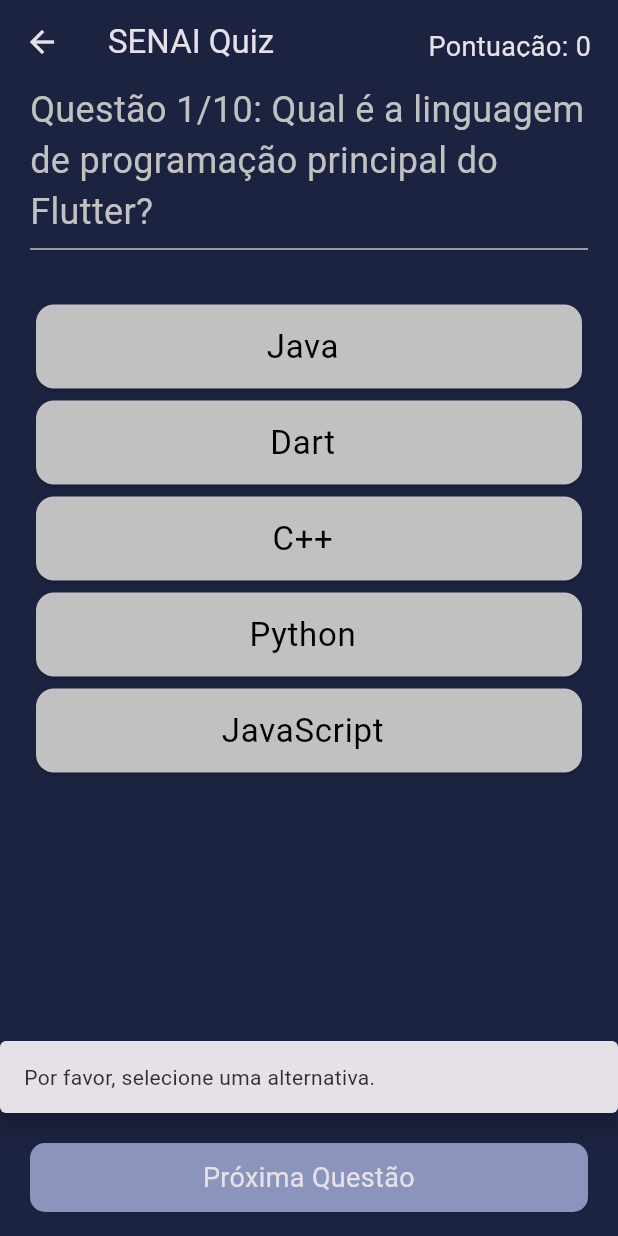
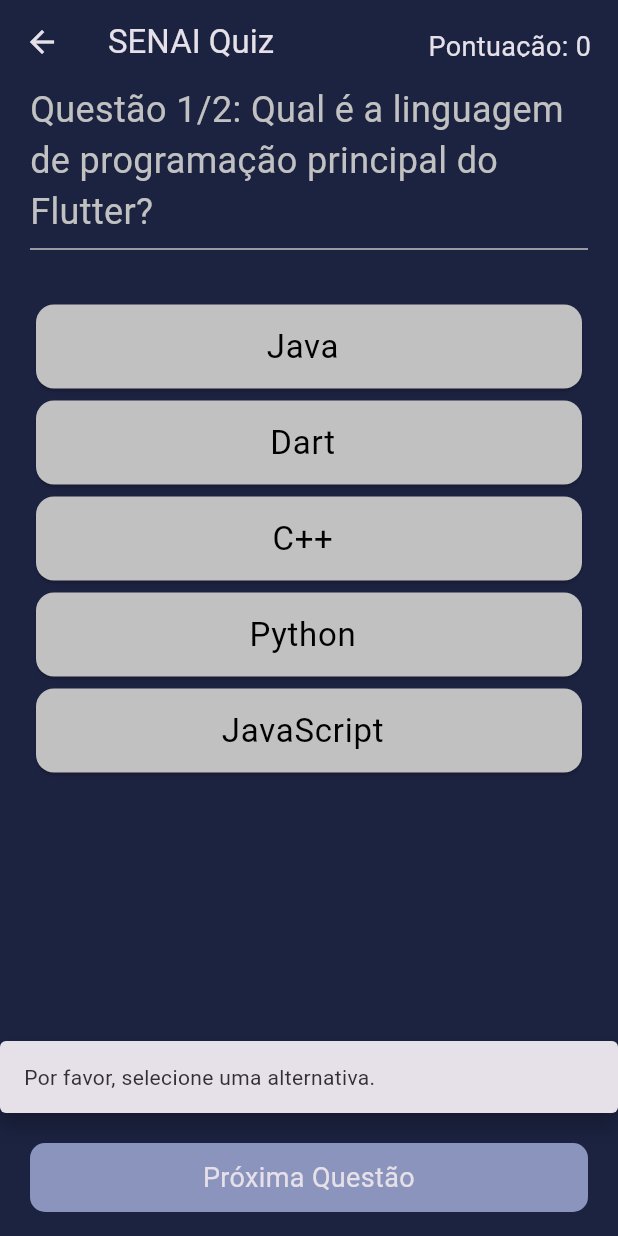
Before and after one commit to ruanclaudio/quiz_game, a Flutter app: the QuizAppWidget screen opened directly, after a tap on "Próxima Questão", on a phone screen of 412 x 824 dp. Run offline on Flutter 3.47's test engine with Material 3 defaults, Android fonts, the phone set to English and light mode, and no system bars; our stand-ins replace websafe_svg.

Commit message:
finish question_screen

```diff
--- a/lib/screens/question_screen.dart
+++ b/lib/screens/question_screen.dart
@@ -4,6 +4,7 @@
 import 'package:atvd_quiz/constants.dart';
 import 'package:atvd_quiz/widgets/question_widget.dart';
 import 'package:atvd_quiz/widgets/option_cards.dart';
+import 'package:atvd_quiz/widgets/result_box.dart';
 
 class QuizAppWidget extends StatefulWidget {
   @override
@@ -34,97 +35,97 @@
         'Ponteiros de memória': false,
       },
     ),
-    Question(
-      id: '3',
-      title:
-          'Como é chamado o recurso no Flutter que permite visualizar instantaneamente as mudanças feitas no código?',
-      options: {
-        'QuickView': false,
-        'LiveReload': false,
-        'Hot Reload': true,
-        'FastTrack': false,
-        'SwiftLoad': false
-      },
-    ),
-    Question(
-      id: '4',
-      title: 'Qual comando é usado para instalar dependências no Flutter?',
-      options: {
-        'get install': false,
-        'pub get': false,
-        'flutter add': false,
-        'dependencies install': false,
-        'flutter pub install': true
-      },
-    ),
-    Question(
-      id: '5',
-      title: 'O que é o "State" em Flutter, em relação a widgets?',
-      options: {
-        'Estado emocional do desenvolvedor': false,
-        'Conjunto de dados imutáveis': false,
-        'Propriedades visuais de um widget': false,
-        'Armazenamento local': false,
-        'Estado dinâmico de um widget': true
-      },
-    ),
-    Question(
-      id: '6',
-      title:
-          'Qual é o formato de arquivo usado para definir as dependências do projeto Flutter?',
-      options: {
-        '.json': false,
-        '.yml': true,
-        '.txt': false,
-        '.cfg': false,
-        '.yaml': false
-      },
-    ),
-    Question(
-      id: '7',
-      title: 'O que é o Flutter SDK?',
-      options: {
-        'Software Development Kit específico para Flutter': true,
-        'Sistema de Design para Flutter': false,
-        'Serviço de Delivery para Flutter': false,
-        'Super Dynamic Kit': false,
-        'Script de Desenvolvimento para Kotlin': false
-      },
-    ),
-    Question(
-      id: '8',
-      title:
-          'Como é chamada a estrutura de layout básica no Flutter que organiza os widgets em uma grade?',
-      options: {
-        'Grid Layout': false,
-        'RowColumn Structure': false,
-        'Flexbox': false,
-        'Scaffold': true,
-        'GridLayout': false
-      },
-    ),
-    Question(
-      id: '9',
-      title: 'O que é o Flutter Doctor e para que serve?',
-      options: {
-        'Ferramenta de diagnóstico para saúde do desenvolvedor': true,
-        'Plugin para edição de imagens': false,
-        'Assistente virtual no Flutter': false,
-        'Módulo de aprendizado de máquina': false,
-        'Emulador de dispositivos móveis': false
-      },
-    ),
-    Question(
-      id: '10',
-      title: 'Qual é a função do widget MaterialApp em um aplicativo Flutter?',
-      options: {
-        'Definir o tema do aplicativo': false,
-        'Manipular a navegação entre telas': false,
-        'Criar uma barra de aplicativo padrão': false,
-        'Iniciar o aplicativo': false,
-        'Todas as opções anteriores': true
-      },
-    ),
+    // Question(
+    //   id: '3',
+    //   title:
+    //       'Como é chamado o recurso no Flutter que permite visualizar instantaneamente as mudanças feitas no código?',
+    //   options: {
+    //     'QuickView': false,
+    //     'LiveReload': false,
+    //     'Hot Reload': true,
+    //     'FastTrack': false,
+    //     'SwiftLoad': false
+    //   },
+    // ),
+    // Question(
+    //   id: '4',
+    //   title: 'Qual comando é usado para instalar dependências no Flutter?',
+    //   options: {
+    //     'get install': false,
+    //     'pub get': false,
+    //     'flutter add': false,
+    //     'dependencies install': false,
+    //     'flutter pub install': true
+    //   },
+    // ),
+    // Question(
+    //   id: '5',
+    //   title: 'O que é o "State" em Flutter, em relação a widgets?',
+    //   options: {
+    //     'Estado emocional do desenvolvedor': false,
+    //     'Conjunto de dados imutáveis': false,
+    //     'Propriedades visuais de um widget': false,
+    //     'Armazenamento local': false,
+    //     'Estado dinâmico de um widget': true
+    //   },
+    // ),
+    // Question(
+    //   id: '6',
+    //   title:
+    //       'Qual é o formato de arquivo usado para definir as dependências do projeto Flutter?',
+    //   options: {
+    //     '.json': false,
+    //     '.yml': true,
+    //     '.txt': false,
+    //     '.cfg': false,
+    //     '.yaml': false
+    //   },
+    // ),
+    // Question(
+    //   id: '7',
+    //   title: 'O que é o Flutter SDK?',
+    //   options: {
+    //     'Software Development Kit específico para Flutter': true,
+    //     'Sistema de Design para Flutter': false,
+    //     'Serviço de Delivery para Flutter': false,
+    //     'Super Dynamic Kit': false,
+    //     'Script de Desenvolvimento para Kotlin': false
+    //   },
+    // ),
+    // Question(
+    //   id: '8',
+    //   title:
+    //       'Como é chamada a estrutura de layout básica no Flutter que organiza os widgets em uma grade?',
+    //   options: {
+    //     'Grid Layout': false,
+    //     'RowColumn Structure': false,
+    //     'Flexbox': false,
+    //     'Scaffold': true,
+    //     'GridLayout': false
+    //   },
+    // ),
+    // Question(
+    //   id: '9',
+    //   title: 'O que é o Flutter Doctor e para que serve?',
+    //   options: {
+    //     'Ferramenta de diagnóstico para saúde do desenvolvedor': true,
+    //     'Plugin para edição de imagens': false,
+    //     'Assistente virtual no Flutter': false,
+    //     'Módulo de aprendizado de máquina': false,
+    //     'Emulador de dispositivos móveis': false
+    //   },
+    // ),
+    // Question(
+    //   id: '10',
+    //   title: 'Qual é a função do widget MaterialApp em um aplicativo Flutter?',
+    //   options: {
+    //     'Definir o tema do aplicativo': false,
+    //     'Manipular a navegação entre telas': false,
+    //     'Criar uma barra de aplicativo padrão': false,
+    //     'Iniciar o aplicativo': false,
+    //     'Todas as opções anteriores': true
+    //   },
+    // ),
   ];
 
   bool isPressed = false; // valor booleano para checar se o usuário clicou
@@ -132,10 +133,31 @@
   int score = 0; // variavel de pontuação\
   bool isAlreadySelected = false;
 
+  // função para iniciar o jogo novamente
+  void startOver() {
+    setState(() {
+      questionsIndex = 0;
+      score = 0;
+      isPressed = false;
+      isAlreadySelected = false;
+    });
+    Navigator.pop(context);
+  }
+
   // função para mostrar a próxima questão
   void nextQuestion() {
     if (questionsIndex == questions.length - 1) {
-      return;
+      // fim das questões == result_box
+      showDialog(
+          context: context,
+          barrierDismissible:
+              false, // desativa a "dismiss function clicking" fora da caixa
+          builder: (ctx) => ResultBox(
+                result: score, // pontuação total
+                questionLength: questions.length,
+                onPressed:
+                    startOver, // quando pressionado, chamará a função "onPressed" e irá retornar ao inicio
+              ));
     } else {
       if (isPressed) {
         setState(() {
@@ -160,11 +182,11 @@
     } else {
       if (value == true) {
         score++;
-        setState(() {
-          isPressed = true;
-          isAlreadySelected = true;
-        });
       }
+      setState(() {
+        isPressed = true;
+        isAlreadySelected = true;
+      });
     }
   }
 
```
